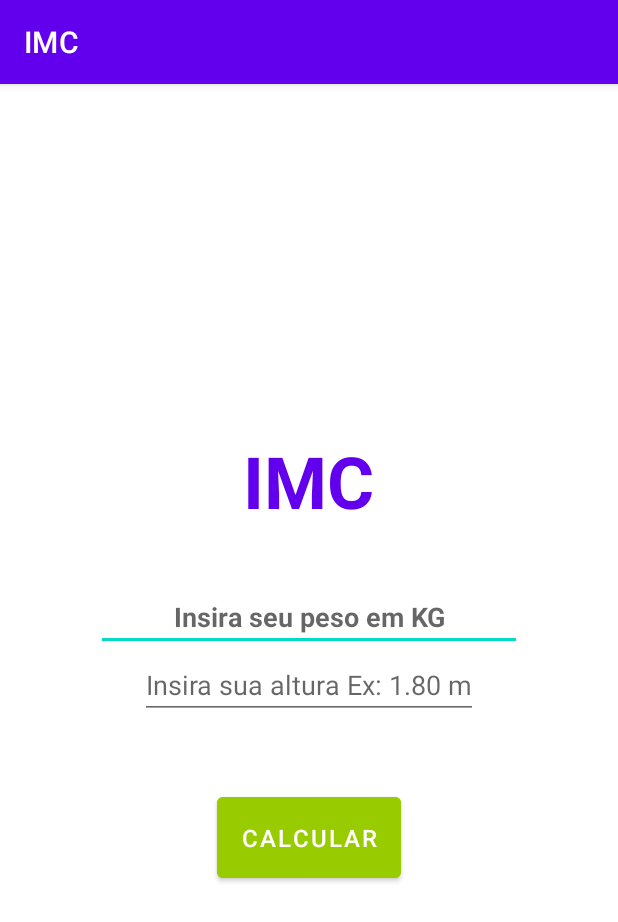
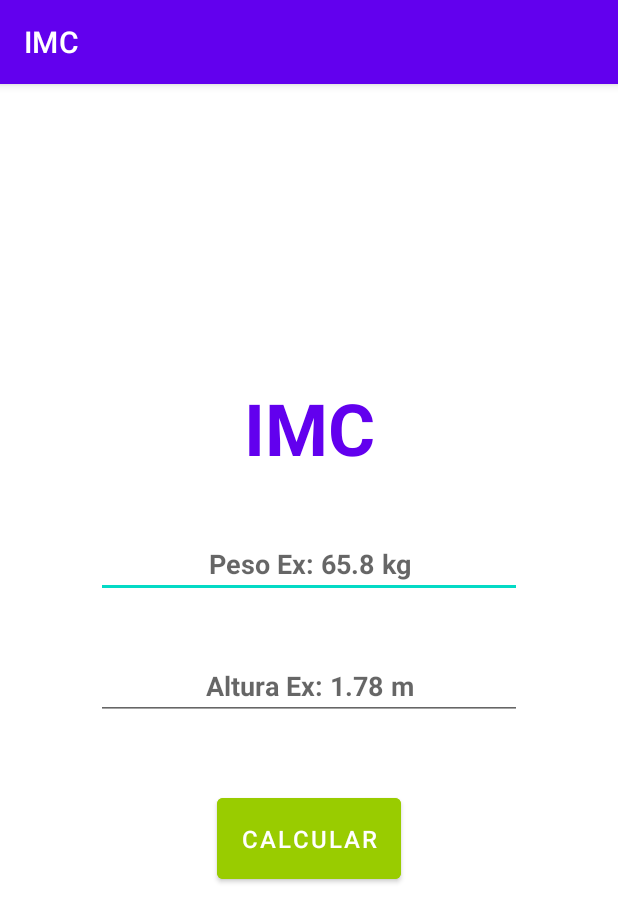
Before and after one commit to alxmart/Calculadora-de-IMC, an Android app: the screen it shows after launch (MainActivity), on a phone screen of 412 x 824 dp. Shown: the top 922 px of the screen. Run offline under Robolectric (Android 15) with nearby library versions, the phone set to English and light mode, and no system bars.

Commit message:
More layout changes.

```diff
--- a/app/src/main/res/layout/activity_main.xml
+++ b/app/src/main/res/layout/activity_main.xml
@@ -1,48 +1,67 @@
 <?xml version="1.0" encoding="utf-8"?>
-<LinearLayout xmlns:android="http://schemas.android.com/apk/res/android"
+<androidx.constraintlayout.widget.ConstraintLayout xmlns:android="http://schemas.android.com/apk/res/android"
     xmlns:app="http://schemas.android.com/apk/res-auto"
     xmlns:tools="http://schemas.android.com/tools"
+    android:id="@+id/linearLayout"
     android:layout_width="match_parent"
     android:layout_height="match_parent"
     android:gravity="center"
-    android:orientation="vertical"
     tools:context=".MainActivity">
 
     <TextView
         android:id="@+id/titleTXT"
         style="@style/title_purple"
-        android:textSize="48sp"
         android:layout_width="wrap_content"
         android:layout_height="wrap_content"
-        android:text="IMC"/>
+        android:layout_marginBottom="36dp"
+        android:text="@string/imc"
+        android:textSize="48sp"
+        app:layout_constraintBottom_toTopOf="@+id/pesoEDT"
+        app:layout_constraintEnd_toEndOf="parent"
+        app:layout_constraintStart_toStartOf="parent" />
 
     <EditText
         android:id="@+id/pesoEDT"
-        android:layout_marginTop="36dp"
-        android:layout_marginHorizontal="64dp"
-        android:layout_width="match_parent"
-        android:inputType="numberDecimal"
-        android:hint="Insira seu peso em KG"
-        android:textColor="@android:color/holo_green_dark"
-        android:textStyle="bold"
-        android:textAlignment="center"
-        android:layout_height="wrap_content"/>
+        style="@style/input_style"
+        android:layout_width="0dp"
+        android:layout_height="wrap_content"
+        android:layout_marginStart="64dp"
+        android:layout_marginLeft="64dp"
+        android:layout_marginTop="297dp"
+        android:layout_marginEnd="64dp"
+        android:layout_marginRight="64dp"
+        android:hint="@string/peso"
+        app:layout_constraintEnd_toEndOf="parent"
+        app:layout_constraintStart_toStartOf="parent"
+        app:layout_constraintTop_toTopOf="parent" />
 
     <EditText
         android:id="@+id/alturaEDT"
-        android:layout_width="wrap_content"
+        style="@style/input_style"
+        android:layout_width="0dp"
         android:layout_height="wrap_content"
-        android:hint="Insira sua altura Ex: 1.80 m"
-        android:inputType="numberDecimal" />
+        android:layout_marginStart="64dp"
+        android:layout_marginLeft="64dp"
+        android:layout_marginTop="36dp"
+        android:layout_marginEnd="64dp"
+        android:layout_marginRight="64dp"
+        android:hint="@string/altura"
+        android:inputType="numberDecimal"
+        app:layout_constraintEnd_toEndOf="parent"
+        app:layout_constraintStart_toStartOf="parent"
+        app:layout_constraintTop_toBottomOf="@+id/pesoEDT" />
 
     <Button
         android:id="@+id/calcularBTN"
+        android:layout_width="wrap_content"
+        android:layout_height="wrap_content"
+        android:layout_marginTop="46dp"
         android:backgroundTint="@android:color/holo_green_light"
-        android:text="Calcular"
         android:padding="16dp"
+        android:text="@string/calcular"
         android:textSize="16sp"
-        android:layout_marginTop="46dp"
-        android:layout_width="wrap_content"
-        android:layout_height="wrap_content"/>
+        app:layout_constraintEnd_toEndOf="parent"
+        app:layout_constraintStart_toStartOf="parent"
+        app:layout_constraintTop_toBottomOf="@+id/alturaEDT" />
 
-</LinearLayout>
+</androidx.constraintlayout.widget.ConstraintLayout>
--- a/app/src/main/res/values/strings.xml
+++ b/app/src/main/res/values/strings.xml
@@ -1,3 +1,7 @@
 <resources>
     <string name="app_name">IMC</string>
+    <string name="imc">IMC</string>
+    <string name="peso">Peso Ex: 65.8 kg</string>
+    <string name="altura">Altura Ex: 1.78 m</string>
+    <string name="calcular">Calcular</string>
 </resources>
--- a/app/src/main/res/values/styles.xml
+++ b/app/src/main/res/values/styles.xml
@@ -7,4 +7,13 @@
         <item name="android:textStyle">bold</item>
         <item name="android:textAllCaps">true</item>
     </style>
+
+    <style name="input_style">
+        <item name="android:layout_marginTop">36dp</item>
+        <item name="android:layout_marginHorizontal">64dp</item>
+        <item name="android:inputType">numberDecimal</item>
+        <item name="android:textColor">@android:color/holo_green_dark</item>
+        <item name="android:textStyle">bold</item>
+        <item name="android:textAlignment">center</item>
+    </style>
 </resources>
```
